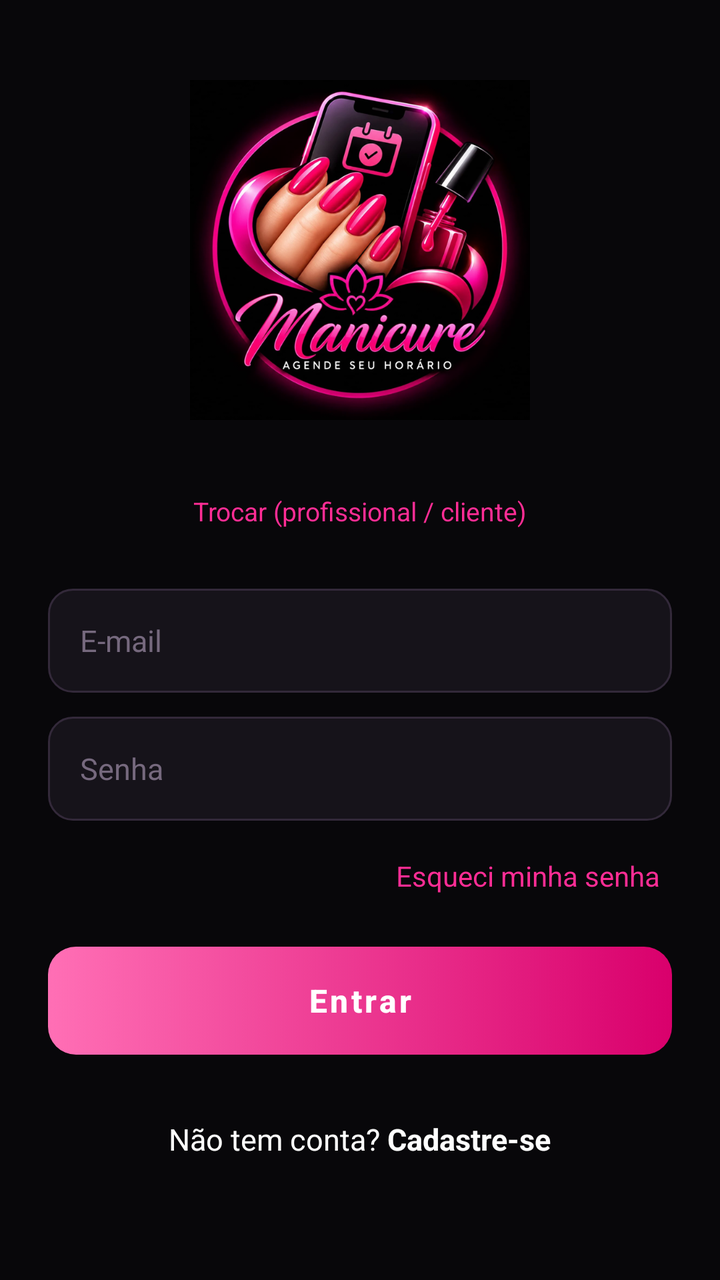
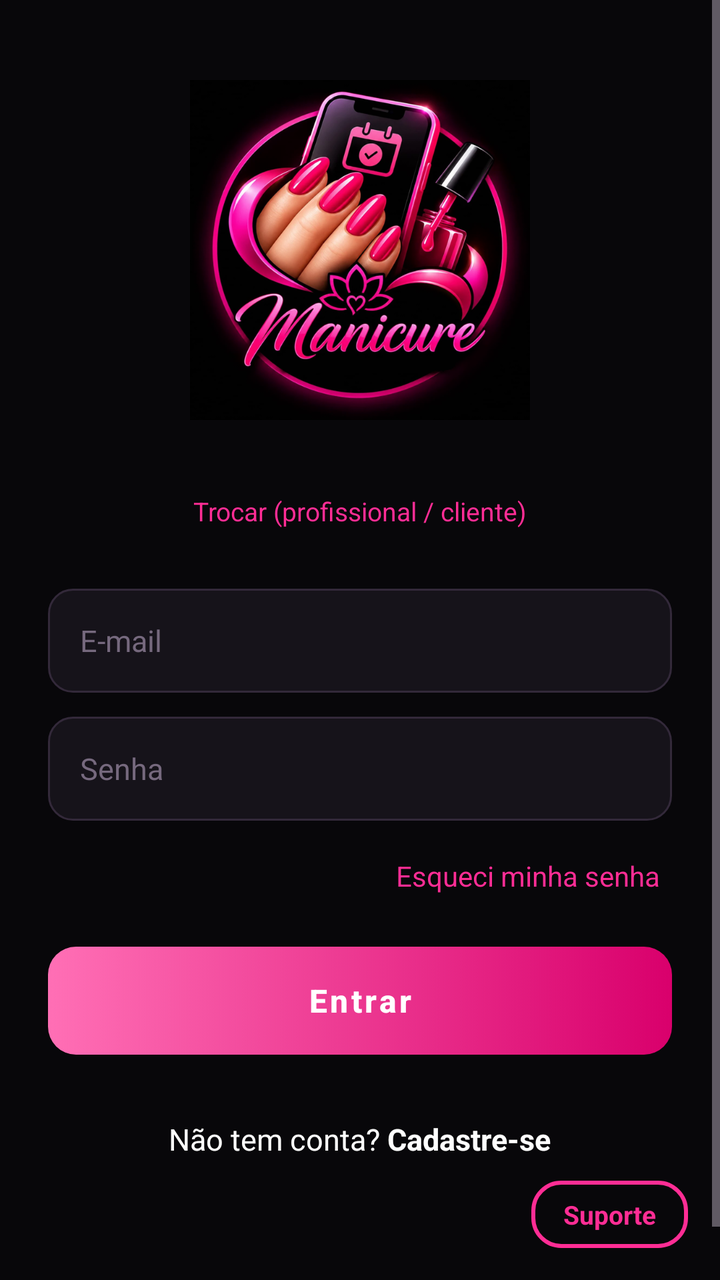

An Android layout rendered at two revisions. The XML below is the earlier revision; the diff shows what the commit changed to produce the second picture.
<!-- AndroidManifest.xml: application theme Theme.Manicure -->
<!-- res/layout/activity_login.xml -->
<?xml version="1.0" encoding="utf-8"?>
<ScrollView xmlns:android="http://schemas.android.com/apk/res/android"
    android:id="@+id/scrollRoot"
    android:layout_width="match_parent"
    android:layout_height="match_parent"
    android:background="@color/fundo"
    android:fillViewport="true">

    <LinearLayout
        android:layout_width="match_parent"
        android:layout_height="wrap_content"
        android:gravity="center_horizontal"
        android:orientation="vertical"
        android:padding="24dp">

        <ImageView
            android:layout_width="170dp"
            android:layout_height="170dp"
            android:layout_marginTop="16dp"
            android:contentDescription="@string/app_name"
            android:src="@drawable/logo_manicure" />

        <TextView
            android:id="@+id/tvSubtitulo"
            android:layout_width="wrap_content"
            android:layout_height="wrap_content"
            android:layout_marginTop="8dp"
            android:gravity="center"
            android:textColor="@color/texto"
            android:textSize="17sp"
            android:textStyle="bold" />

        <TextView
            android:id="@+id/tvTrocarPapel"
            android:layout_width="wrap_content"
            android:layout_height="wrap_content"
            android:layout_marginBottom="24dp"
            android:padding="6dp"
            android:text="@string/login_trocar_papel"
            android:textColor="?attr/corDestaque"
            android:textSize="13sp" />

        <EditText
            android:id="@+id/etEmail"
            style="@style/Campo"
            android:autofillHints="emailAddress"
            android:hint="@string/email"
            android:inputType="textEmailAddress" />

        <EditText
            android:id="@+id/etSenha"
            style="@style/Campo"
            android:autofillHints="password"
            android:hint="@string/senha"
            android:inputType="textPassword" />

        <TextView
            android:id="@+id/tvEsqueciSenha"
            android:layout_width="wrap_content"
            android:layout_height="wrap_content"
            android:layout_gravity="end"
            android:layout_marginBottom="20dp"
            android:padding="6dp"
            android:text="@string/login_esqueci_senha"
            android:textColor="?attr/corDestaque"
            android:textSize="14sp" />

        <Button
            android:id="@+id/btnEntrar"
            style="@style/BotaoPrimario"
            android:text="@string/entrar" />

        <ProgressBar
            android:id="@+id/progressBar"
            android:layout_width="32dp"
            android:layout_height="32dp"
            android:layout_marginTop="16dp"
            android:indeterminateTint="?attr/corDestaque"
            android:visibility="gone" />

        <TextView
            android:id="@+id/tvCriarConta"
            android:layout_width="wrap_content"
            android:layout_height="wrap_content"
            android:layout_marginTop="24dp"
            android:padding="8dp"
            android:text="@string/login_criar_conta"
            android:textColor="@color/texto"
            android:textSize="15sp" />
    </LinearLayout>
</ScrollView>
<!-- resources referenced by this layout -->
<resources>
  <color name="fundo">#08070A</color>
  <color name="texto">#FFFFFF</color>
  <!-- drawable logo_manicure: png bitmap (drawable-nodpi, 389142 bytes) -->
  <string name="email">E-mail</string>
  <string name="entrar">Entrar</string>
  <string name="login_criar_conta">Não tem conta? <b>Cadastre-se</b></string>
  <string name="login_esqueci_senha">Esqueci minha senha</string>
  <string name="login_trocar_papel">Trocar (profissional / cliente)</string>
  <string name="senha">Senha</string>
  <style name="Theme.Manicure" parent="Theme.MaterialComponents.NoActionBar">
          <item name="corDestaque">@color/rosa</item>
          <item name="corDestaqueClaro">@color/rosa_claro</item>
          <item name="corDestaqueEscuro">@color/rosa_escuro</item>
          <item name="corTextoBotao">@color/branco</item>
          <item name="corBalao">#5A1236</item>
          <item name="colorPrimary">@color/rosa</item>
          <item name="colorPrimaryVariant">@color/rosa_escuro</item>
          <item name="colorOnPrimary">@color/branco</item>
          <item name="colorSecondary">@color/rosa</item>
          <item name="colorSecondaryVariant">@color/rosa_escuro</item>
          <item name="colorOnSecondary">@color/branco</item>
          <item name="colorSurface">@color/superficie</item>
          <item name="colorOnSurface">@color/texto</item>
          <item name="android:colorBackground">@color/fundo</item>
          <item name="android:windowBackground">@color/fundo</item>
          <item name="android:statusBarColor">@color/fundo</item>
          <item name="android:navigationBarColor">@color/fundo</item>
          <item name="android:textColorPrimary">@color/texto</item>
          <item name="android:textColorSecondary">@color/texto_secundario</item>
          <item name="android:textColorHint">@color/dica</item>
          <item name="materialAlertDialogTheme">@style/Theme.Manicure.Dialogo</item>
      </style>
  <!-- drawable bg_campo (drawable) -->
  <?xml version="1.0" encoding="utf-8"?>
  <shape xmlns:android="http://schemas.android.com/apk/res/android" android:shape="rectangle">
      <solid android:color="@color/superficie" />
      <stroke android:width="1dp" android:color="@color/borda" />
      <corners android:radius="12dp" />
  </shape>
  <color name="dica">#76697E</color>
  <color name="rosa">#FF2D95</color>
  <color name="rosa_claro">#FF6FB5</color>
  <color name="rosa_escuro">#D9006C</color>
  <color name="branco">#FFFFFF</color>
  <color name="superficie">#16131A</color>
  <color name="texto_secundario">#B3A9B8</color>
  <style name="Theme.Manicure.Dialogo" parent="ThemeOverlay.MaterialComponents.MaterialAlertDialog">
          <item name="colorPrimary">?attr/corDestaque</item>
          <item name="colorSurface">@color/superficie_alta</item>
          <item name="colorOnSurface">@color/texto</item>
          <item name="android:textColorPrimary">@color/texto</item>
          <item name="android:textColorHint">@color/dica</item>
      </style>
  <color name="borda">#33293A</color>
  <color name="superficie_alta">#211B26</color>
  <!-- unchanged entries left out for length: 3 -->
</resources>

<!-- the commit's change to res/layout/activity_login.xml (unified diff, before → after) -->
@@ -1,9 +1,13 @@
 <?xml version="1.0" encoding="utf-8"?>
-<ScrollView xmlns:android="http://schemas.android.com/apk/res/android"
+<FrameLayout xmlns:android="http://schemas.android.com/apk/res/android"
+    android:layout_width="match_parent"
+    android:layout_height="match_parent"
+    android:background="@color/fundo">
+
+<ScrollView
     android:id="@+id/scrollRoot"
     android:layout_width="match_parent"
     android:layout_height="match_parent"
-    android:background="@color/fundo"
     android:fillViewport="true">
 
     <LinearLayout
@@ -87,5 +91,30 @@
             android:text="@string/login_criar_conta"
             android:textColor="@color/texto"
             android:textSize="15sp" />
+
+        
+        <View
+            android:layout_width="match_parent"
+            android:layout_height="56dp" />
     </LinearLayout>
 </ScrollView>
+
+    <TextView
+        android:id="@+id/tvSuporte"
+        android:layout_width="wrap_content"
+        android:layout_height="wrap_content"
+        android:layout_gravity="bottom|end"
+        android:layout_margin="16dp"
+        android:background="@drawable/bg_botao_contorno"
+        android:clickable="true"
+        android:focusable="true"
+        android:foreground="?attr/selectableItemBackground"
+        android:paddingStart="16dp"
+        android:paddingTop="8dp"
+        android:paddingEnd="16dp"
+        android:paddingBottom="8dp"
+        android:text="@string/suporte_botao"
+        android:textColor="?attr/corDestaque"
+        android:textSize="13sp"
+        android:textStyle="bold" />
+</FrameLayout>
<!-- resource entries referenced after the edit -->
@@ -2,19 +2,29 @@
 <resources>
   <color name="fundo">#08070A</color>
   <color name="texto">#FFFFFF</color>
-  <!-- drawable logo_manicure: png bitmap (drawable-nodpi, 389142 bytes) -->
+  <!-- drawable bg_botao_contorno (drawable) -->
+  <?xml version="1.0" encoding="utf-8"?>
+  <shape xmlns:android="http://schemas.android.com/apk/res/android" android:shape="rectangle">
+      <solid android:color="@android:color/transparent" />
+      <stroke android:width="2dp" android:color="?attr/corDestaque" />
+      <corners android:radius="14dp" />
+  </shape>
+  <!-- drawable logo_manicure: png bitmap (drawable-nodpi, 576065 bytes) -->
   <string name="email">E-mail</string>
   <string name="entrar">Entrar</string>
   <string name="login_criar_conta">Não tem conta? <b>Cadastre-se</b></string>
   <string name="login_esqueci_senha">Esqueci minha senha</string>
   <string name="login_trocar_papel">Trocar (profissional / cliente)</string>
   <string name="senha">Senha</string>
+  <string name="suporte_botao">Suporte</string>
   <style name="Theme.Manicure" parent="Theme.MaterialComponents.NoActionBar">
           <item name="corDestaque">@color/rosa</item>
           <item name="corDestaqueClaro">@color/rosa_claro</item>
           <item name="corDestaqueEscuro">@color/rosa_escuro</item>
           <item name="corTextoBotao">@color/branco</item>
           <item name="corBalao">#5A1236</item>
+          <item name="corBrilho">#2EFF2D95</item>
+          <item name="corBrilhoFraco">#12FF2D95</item>
           <item name="colorPrimary">@color/rosa</item>
           <item name="colorPrimaryVariant">@color/rosa_escuro</item>
           <item name="colorOnPrimary">@color/branco</item>
